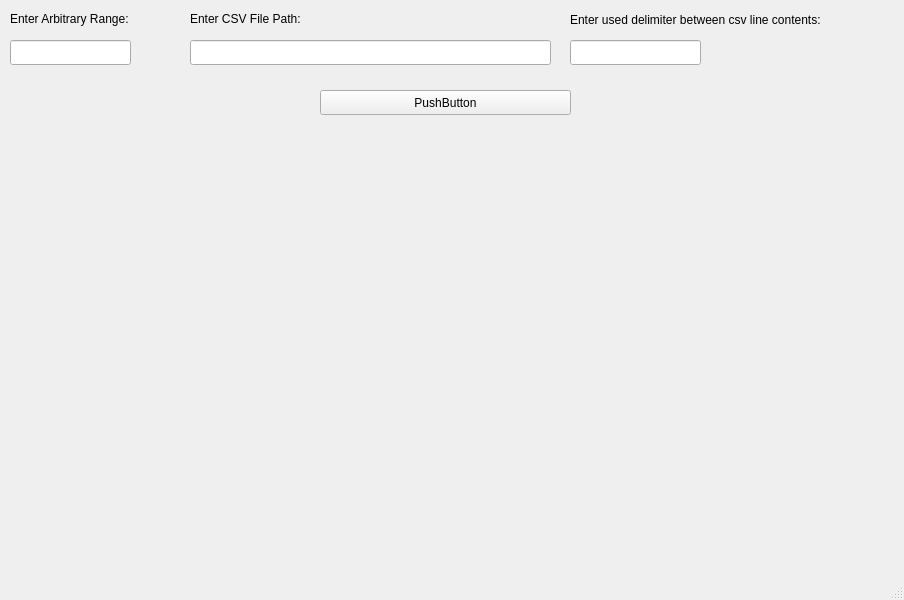
Qt form histogram_diagram/src/mainwindow.ui (Mr-Developer-again/barchart-generator) before a commit.
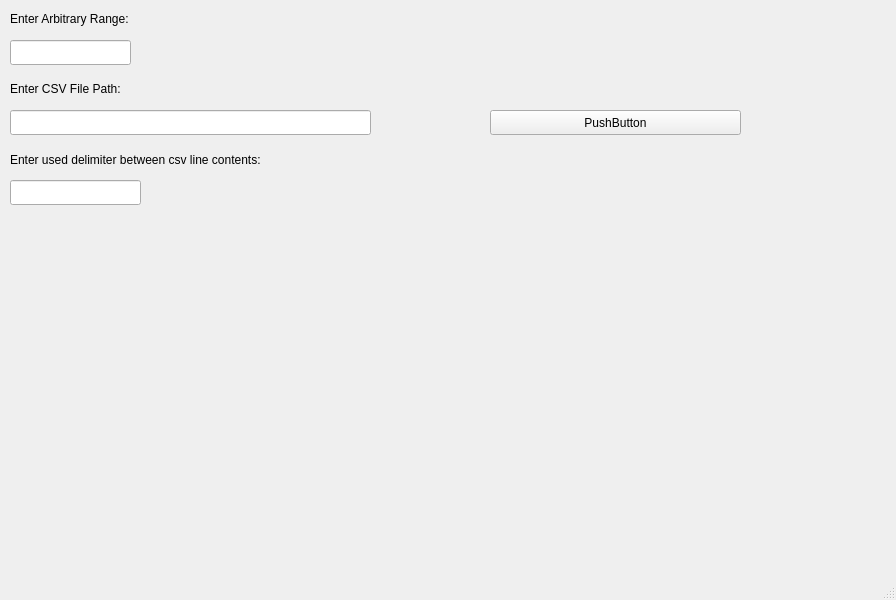
The same form after that commit.

```diff
--- a/histogram_diagram/src/mainwindow.ui
+++ b/histogram_diagram/src/mainwindow.ui
@@ -6,7 +6,7 @@
    <rect>
     <x>0</x>
     <y>0</y>
-    <width>904</width>
+    <width>896</width>
     <height>600</height>
    </rect>
   </property>
@@ -40,8 +40,8 @@
    <widget class="QLineEdit" name="lineEdit_2">
     <property name="geometry">
      <rect>
-      <x>190</x>
-      <y>40</y>
+      <x>10</x>
+      <y>110</y>
       <width>361</width>
       <height>25</height>
      </rect>
@@ -50,8 +50,8 @@
    <widget class="QLabel" name="label_2">
     <property name="geometry">
      <rect>
-      <x>190</x>
-      <y>10</y>
+      <x>10</x>
+      <y>80</y>
       <width>141</width>
       <height>17</height>
      </rect>
@@ -63,8 +63,8 @@
    <widget class="QLineEdit" name="lineEdit_3">
     <property name="geometry">
      <rect>
-      <x>570</x>
-      <y>40</y>
+      <x>10</x>
+      <y>180</y>
       <width>131</width>
       <height>25</height>
      </rect>
@@ -73,8 +73,8 @@
    <widget class="QLabel" name="label_3">
     <property name="geometry">
      <rect>
-      <x>570</x>
-      <y>10</y>
+      <x>10</x>
+      <y>150</y>
       <width>331</width>
       <height>20</height>
      </rect>
@@ -86,8 +86,8 @@
    <widget class="QPushButton" name="pushButton">
     <property name="geometry">
      <rect>
-      <x>320</x>
-      <y>90</y>
+      <x>490</x>
+      <y>110</y>
       <width>251</width>
       <height>25</height>
      </rect>
```
